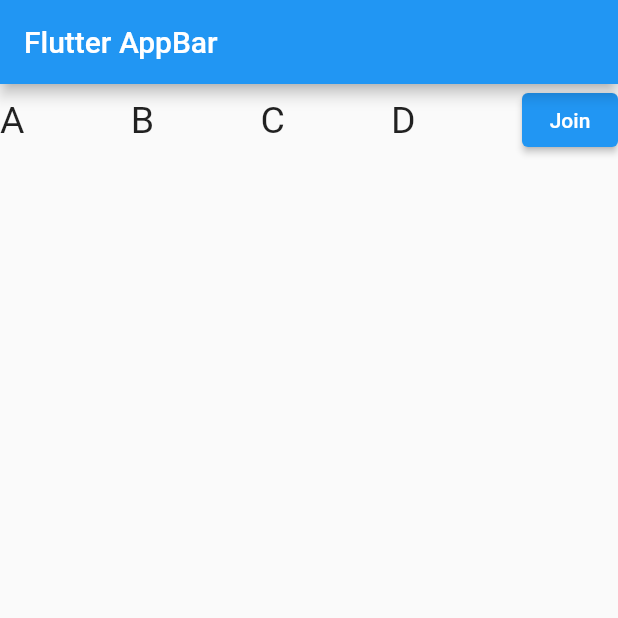
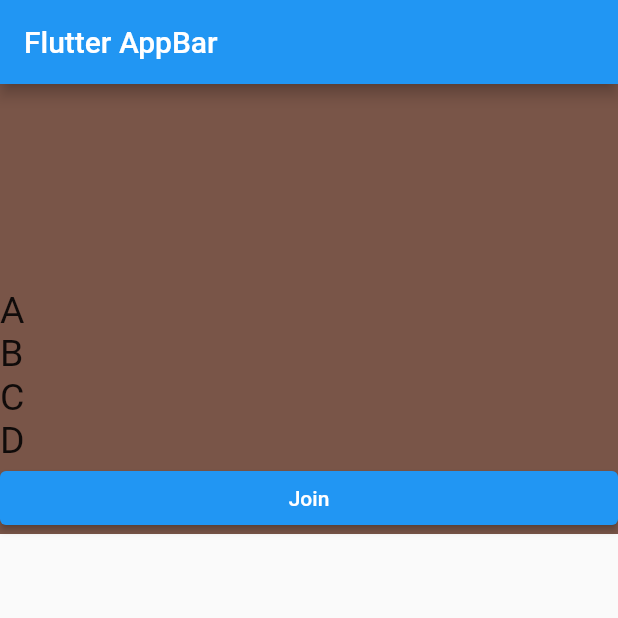
Before and after one commit to mistersakil/flutter-practice, a Flutter app: the screen it shows after launch, on a phone screen of 412 x 824 dp, the top half of it. Run offline on Flutter 3.47's test engine with Material 2 defaults, Android fonts, the phone set to English and light mode, and no system bars.

Commit message:
flutter column widget

```diff
--- a/lib/main.dart
+++ b/lib/main.dart
@@ -7,21 +7,11 @@ void main() {
 class MyApp extends StatelessWidget {
   const MyApp({super.key});
 
-  // This widget is the root of your application.
   @override
   Widget build(BuildContext context) {
     return MaterialApp(
       title: 'Flutter Demo',
       theme: ThemeData(
-        // This is the theme of your application.
-        //
-        // Try running your application with "flutter run". You'll see the
-        // application has a blue toolbar. Then, without quitting the app, try
-        // changing the primarySwatch below to Colors.green and then invoke
-        // "hot reload" (press "r" in the console where you ran "flutter run",
-        // or simply save your changes to "hot reload" in a Flutter IDE).
-        // Notice that the counter didn't reset back to zero; the application
-        // is not restarted.
         primarySwatch: Colors.blue,
       ),
       home: const MyHomePage(title: 'Flutter Test App'),
@@ -32,15 +22,6 @@ class MyApp extends StatelessWidget {
 class MyHomePage extends StatefulWidget {
   const MyHomePage({super.key, required this.title});
 
-  // This widget is the home page of your application. It is stateful, meaning
-  // that it has a State object (defined below) that contains fields that affect
-  // how it looks.
-
-  // This class is the configuration for the state. It holds the values (in this
-  // case the title) provided by the parent (in this case the App widget) and
-  // used by the build method of the State. Fields in a Widget subclass are
-  // always marked "final".
-
   final String title;
 
   @override
@@ -48,24 +29,46 @@ class MyHomePage extends StatefulWidget {
 }
 
 class _MyHomePageState extends State<MyHomePage> {
-
   @override
   Widget build(BuildContext context) {
     return Scaffold(
         appBar: AppBar(
           title: const Text('Flutter AppBar'),
         ),
-        body: Row(
-          mainAxisAlignment: MainAxisAlignment.spaceBetween,
+        body: Container(
+          color: Colors.brown,
+          height: 300,
+          // width: 200,
+          child: Column(
+            mainAxisAlignment: MainAxisAlignment.end,
+            crossAxisAlignment: CrossAxisAlignment.stretch,
             children: [
               const Text('A', style: TextStyle(fontSize: 25)),
               const Text('B', style: TextStyle(fontSize: 25)),
               const Text('C', style: TextStyle(fontSize: 25)),
               const Text('D', style: TextStyle(fontSize: 25)),
-            ElevatedButton(onPressed: (){}, child: const Text("Join"))
+              ElevatedButton(onPressed: () {}, child: const Text("Join"))
             ],
-        )
-    );
+          ),
+        ));
+    // return Scaffold(
+    //     appBar: AppBar(
+    //       title: const Text('Flutter AppBar'),
+    //     ),
+    //     body: Container(
+    //     color: Colors.brown,
+    //       child: Row(
+    //         mainAxisAlignment: MainAxisAlignment.spaceAround,
+    //         crossAxisAlignment: CrossAxisAlignment.center,
+    //         children: [
+    //           const Text('A', style: TextStyle(fontSize: 25)),
+    //           const Text('B', style: TextStyle(fontSize: 25)),
+    //           const Text('C', style: TextStyle(fontSize: 25)),
+    //           const Text('D', style: TextStyle(fontSize: 25)),
+    //           ElevatedButton(onPressed: () {}, child: const Text("Join"))
+    //         ],
+    //       ),
+    //     ));
 
     // return Scaffold(
     //     appBar: AppBar(
```
Lines whose indentation alone changed are shown as unchanged.
